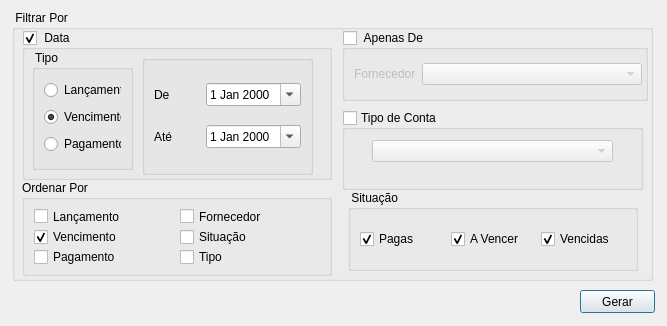
Before: the Qt Designer form Projects/Blink/Plugins/financier/actopayreport.ui in MarcoBueno1/qrad, drawn with Qt 5.
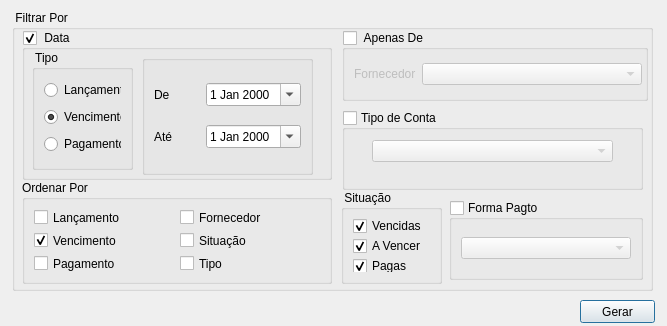
After: the same form once the commit is applied.

Commit message: [Blink] Add Paymentway filter to tableview x report.

```diff
--- a/Projects/Blink/Plugins/financier/actopayreport.ui
+++ b/Projects/Blink/Plugins/financier/actopayreport.ui
@@ -17,7 +17,7 @@
    <property name="geometry">
     <rect>
      <x>580</x>
-     <y>290</y>
+     <y>300</y>
      <width>75</width>
      <height>23</height>
     </rect>
@@ -32,7 +32,7 @@
      <x>12</x>
      <y>10</y>
      <width>641</width>
-     <height>271</height>
+     <height>281</height>
     </rect>
    </property>
    <property name="title">
@@ -183,36 +183,16 @@
    <widget class="QGroupBox" name="groupBoxFilterSituation">
     <property name="geometry">
      <rect>
-      <x>336</x>
+      <x>329</x>
       <y>180</y>
-      <width>290</width>
-      <height>81</height>
+      <width>101</width>
+      <height>94</height>
      </rect>
     </property>
     <property name="title">
      <string> Situação </string>
     </property>
-    <layout class="QHBoxLayout" name="horizontalLayout_2">
-     <item>
-      <widget class="QCheckBox" name="checkBoxPaid">
-       <property name="text">
-        <string>Pagas</string>
-       </property>
-       <property name="checked">
-        <bool>true</bool>
-       </property>
-      </widget>
-     </item>
-     <item>
-      <widget class="QCheckBox" name="checkBoxNotPaid">
-       <property name="text">
-        <string>A Vencer</string>
-       </property>
-       <property name="checked">
-        <bool>true</bool>
-       </property>
-      </widget>
-     </item>
+    <layout class="QVBoxLayout" name="verticalLayout">
      <item>
       <widget class="QCheckBox" name="checkBoxVencidas">
        <property name="text">
@@ -223,6 +203,26 @@
        </property>
       </widget>
      </item>
+     <item>
+      <widget class="QCheckBox" name="checkBoxNotPaid">
+       <property name="text">
+        <string>A Vencer</string>
+       </property>
+       <property name="checked">
+        <bool>true</bool>
+       </property>
+      </widget>
+     </item>
+     <item>
+      <widget class="QCheckBox" name="checkBoxPaid">
+       <property name="text">
+        <string>Pagas</string>
+       </property>
+       <property name="checked">
+        <bool>true</bool>
+       </property>
+      </widget>
+     </item>
     </layout>
    </widget>
    <widget class="QGroupBox" name="groupBoxTipoDeConta">
@@ -260,7 +260,7 @@
       <x>10</x>
       <y>170</y>
       <width>310</width>
-      <height>96</height>
+      <height>104</height>
      </rect>
     </property>
     <property name="title">
@@ -314,6 +314,30 @@
      </item>
     </layout>
    </widget>
+   <widget class="QGroupBox" name="groupBoxFormaPagto">
+    <property name="geometry">
+     <rect>
+      <x>437</x>
+      <y>190</y>
+      <width>194</width>
+      <height>80</height>
+     </rect>
+    </property>
+    <property name="title">
+     <string>Forma Pagto</string>
+    </property>
+    <property name="checkable">
+     <bool>true</bool>
+    </property>
+    <property name="checked">
+     <bool>false</bool>
+    </property>
+    <layout class="QVBoxLayout" name="verticalLayout_3">
+     <item>
+      <widget class="QComboBox" name="comboBoxPaymentway"/>
+     </item>
+    </layout>
+   </widget>
   </widget>
  </widget>
  <resources/>
```
The commit also changes 5 other files.
